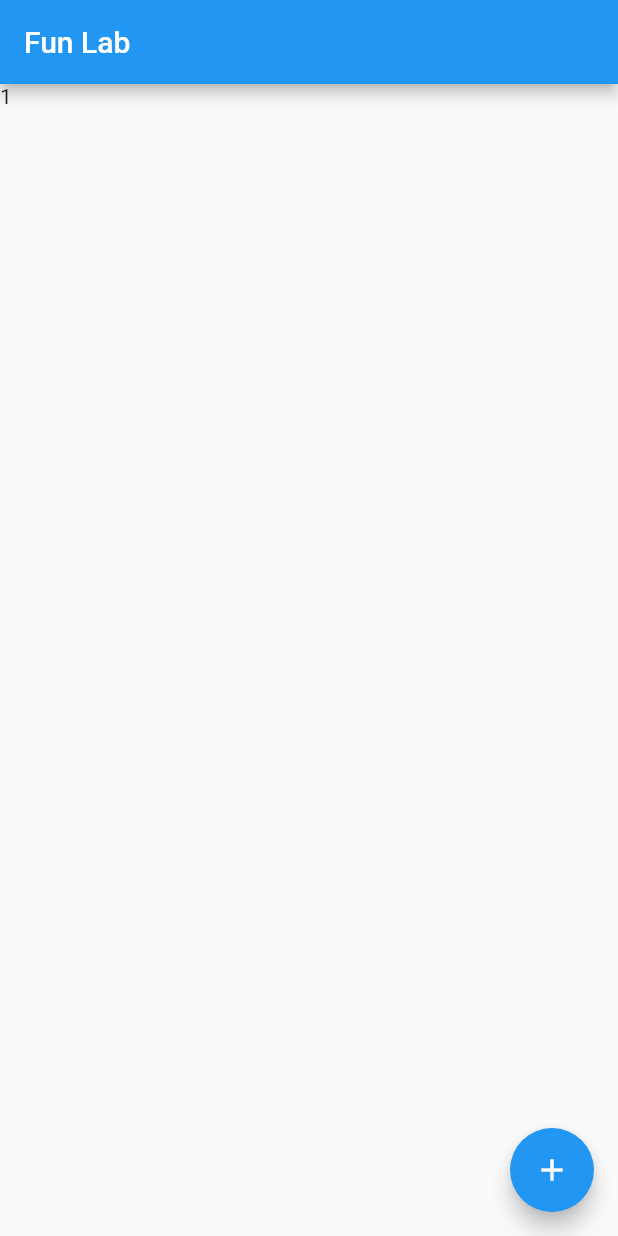
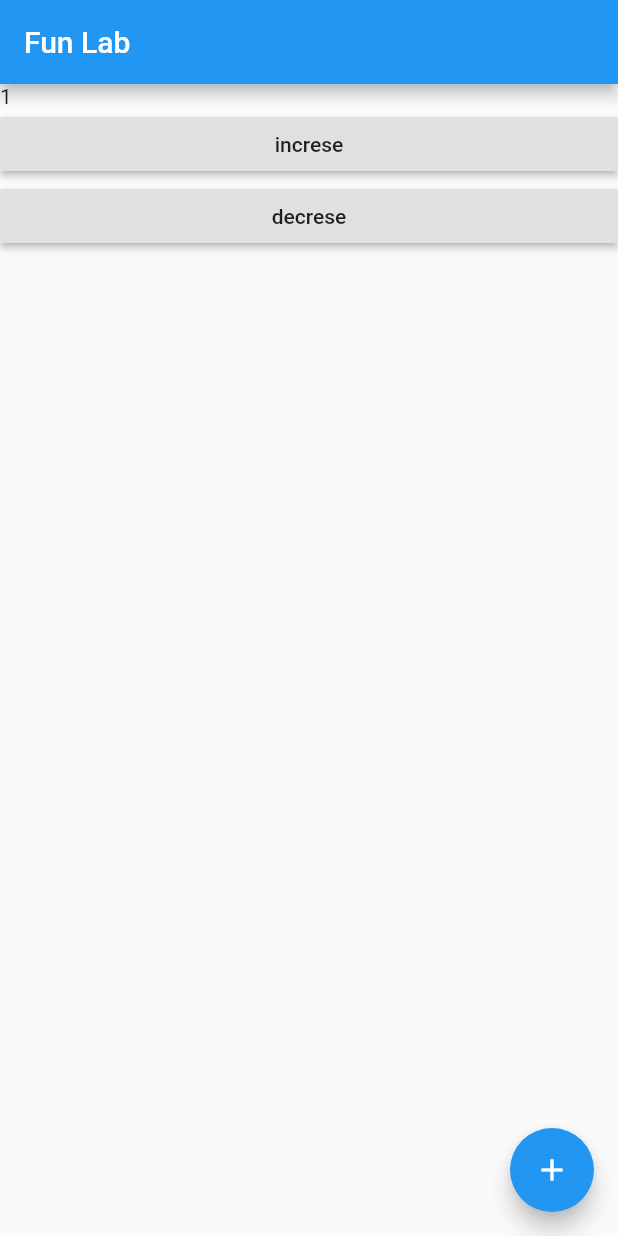
Before and after one commit to aristeidys/FunLab, a Flutter app: the screen it shows after launch, on a phone screen of 412 x 824 dp. Run offline on Flutter 3.47's test engine with Material 2 defaults, Android fonts, the phone set to English and light mode, and no system bars; our stand-ins replace flutter_redux, redux; missing offline and left inert: redux_logging.

```diff
--- a/lib/pages/home_page.dart
+++ b/lib/pages/home_page.dart
@@ -1,6 +1,7 @@
 // pages/home_page.dart
 import 'package:flutter/material.dart';
 import 'package:flutter_redux/flutter_redux.dart';
+import 'package:funlab/actions/counter_actions.dart';
 import 'package:funlab/models/app_state.dart';
 
 class HomePage extends StatelessWidget {
@@ -16,16 +17,40 @@ class HomePage extends StatelessWidget {
       appBar: AppBar(
         title: Text(this.title), // new
       ),
-      body: Container(child: CustomText(),),
+      body: Container(
+        child: ListView(children: <Widget>[CustomText(), IncreseButton(), DecreseButton()]),
+      ),
       // FloatingActionButton is literally a button that floats above
       // all other page content.
       floatingActionButton: FloatingActionButton(
         // Pass it a callback to execute when tapped
-        onPressed: () => print('PRESSED!'), // new
+        onPressed: () => {}, // new
         // Pass it children to render in the button
         child: Icon(Icons.add), // new
       ),
     );
+  }
+}
+
+class IncreseButton extends StatelessWidget {
+  @override
+  Widget build(BuildContext context) {
+    return StoreConnector<AppState, VoidCallback>(converter: (store) {
+      return () => store.dispatch(NextQuestionAction());
+    }, builder: (context, callback) {
+      return RaisedButton(child: Text('increse'), onPressed: callback);
+    });
+  }
+}
+
+class DecreseButton extends StatelessWidget {
+  @override
+  Widget build(BuildContext context) {
+    return StoreConnector<AppState, VoidCallback>(converter: (store) {
+      return () => store.dispatch(PreviousQuestionAction());
+    }, builder: (context, callback) {
+      return RaisedButton(child: Text('decrese'), onPressed: callback);
+    });
   }
 }
 
```
